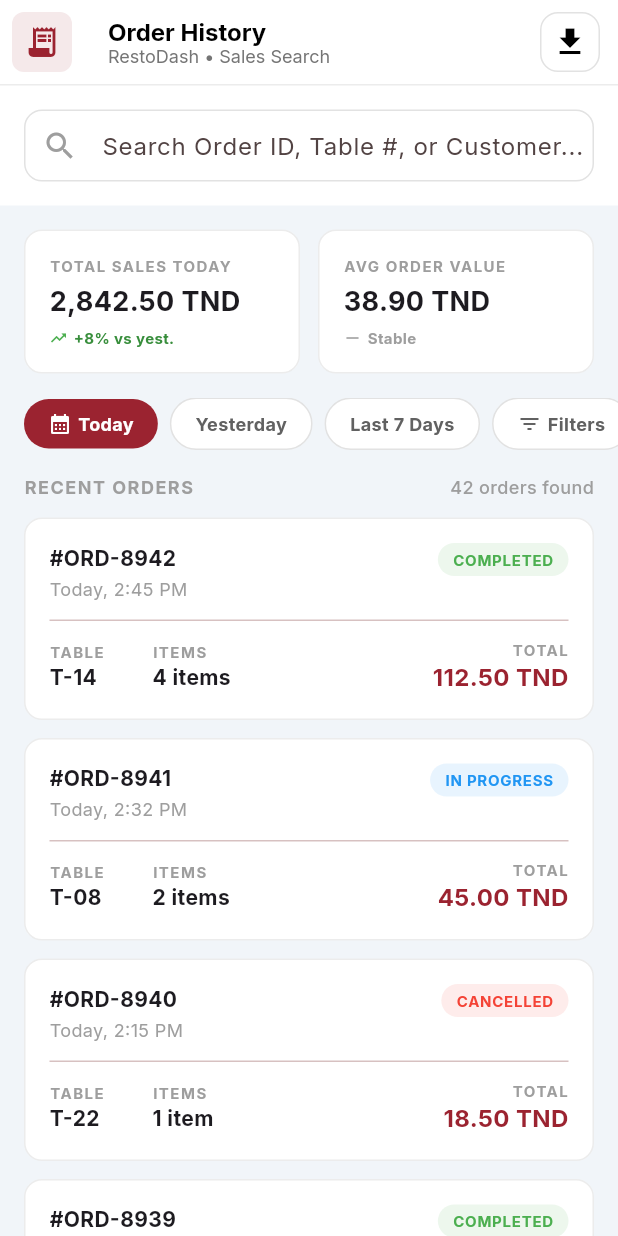
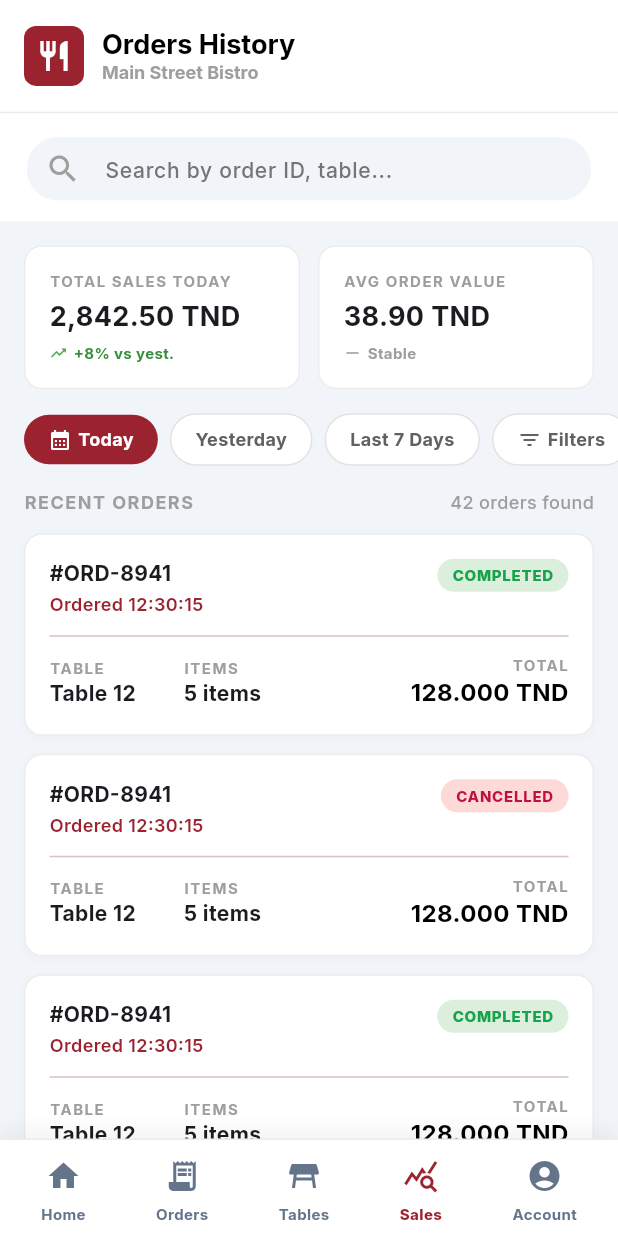
Before and after one commit to boumnijel-rayen/Qrdeer_Mobile, a Flutter app: the OrderHistoryScreen screen opened by its route, on a phone screen of 412 x 824 dp. Run offline on Flutter 3.47's test engine with Material 3 defaults, Android fonts, the phone set to English and light mode, and no system bars; our stand-ins replace go_router, google_fonts; network calls fail.

Commit message:
Orders_history_list and Order_history_details first design version

```diff
--- a/lib/router.dart
+++ b/lib/router.dart
@@ -114,14 +114,15 @@ final GoRouter appRouter = GoRouter(
               path: 'details',
               builder: (context, state) => const OrderDetailsScreen(),
             ),
+          ],
+        ),
+
+        GoRoute(
+          path: '/sales',
+          pageBuilder: (context, state) => const NoTransitionPage(child: OrderHistoryScreen()),
+          routes: [
             GoRoute(
-              path: 'history',
-              parentNavigatorKey: _rootNavigatorKey,
-              builder: (context, state) => const OrderHistoryScreen(),
-            ),
-            GoRoute(
-              path: 'history/details',
-              parentNavigatorKey: _rootNavigatorKey,
+              path: 'details',
               builder: (context, state) => const OrderDetailsHistoryScreen(),
             ),
           ],
@@ -137,12 +138,6 @@ final GoRouter appRouter = GoRouter(
               builder: (context, state) => const ViewQrCodeScreen(),
             ),
           ],
-        ),
-
-        // Sales (In Bottom Nav)
-        GoRoute(
-          path: '/sales',
-          pageBuilder: (context, state) => const NoTransitionPage(child: OrderHistoryScreen()),
         ),
 
         // 7. Settings & Staff (Account)
--- a/lib/screens/orders/order_details_history_screen.dart
+++ b/lib/screens/orders/order_details_history_screen.dart
@@ -18,12 +18,12 @@ class OrderDetailsHistoryScreen extends StatelessWidget {
             }
           },
         ),
-        title: Text('Order Details #ORD-8939', style: GoogleFonts.inter(fontSize: 16, fontWeight: FontWeight.bold)),
+        toolbarHeight: 68,
+        title: Text('Order Details #ORD-8939', style: GoogleFonts.inter(fontSize: 18, fontWeight: FontWeight.bold, color: Colors.black)),
       ),
       body: Stack(
         children: [
           SingleChildScrollView(
-            padding: const EdgeInsets.only(bottom: 90), // Space for bottom action bar
             child: Column(
               crossAxisAlignment: CrossAxisAlignment.start,
               children: [
@@ -74,13 +74,11 @@ class OrderDetailsHistoryScreen extends StatelessWidget {
                     child: Column(
                       crossAxisAlignment: CrossAxisAlignment.start,
                       children: [
-                        Text('ORDER INFORMATION', style: GoogleFonts.inter(fontSize: 12, fontWeight: FontWeight.bold, color: Colors.grey, letterSpacing: 1)),
+                        Text('ORDER INFORMATION', style: GoogleFonts.inter(fontSize: 12, fontWeight: FontWeight.bold, color: AppTheme.secondColorLight, letterSpacing: 1)),
                         const SizedBox(height: 16),
                         _buildInfoRow(Icons.table_restaurant, 'Table Number', 'Table 04'),
                         const SizedBox(height: 12),
                         _buildInfoRow(Icons.schedule, 'Date & Time', 'Oct 24, 2023, 14:30', isNormalValue: true),
-                        const SizedBox(height: 12),
-                        _buildInfoRow(Icons.person, 'Server Name', 'Ahmed K.', isNormalValue: true),
                       ],
                     ),
                   ),
@@ -135,45 +133,19 @@ class OrderDetailsHistoryScreen extends StatelessWidget {
                       ),
                       const Padding(
                         padding: EdgeInsets.symmetric(vertical: 12.0),
-                        child: Divider(height: 1),
+                        child: Divider(height: 0.2, color: Colors.grey,),
                       ),
                       Row(
                         mainAxisAlignment: MainAxisAlignment.spaceBetween,
                         children: [
                           Text('Total Amount', style: GoogleFonts.inter(fontSize: 16, fontWeight: FontWeight.bold)),
-                          Text('58.300 TND', style: GoogleFonts.inter(fontSize: 20, fontWeight: FontWeight.w900, color: AppTheme.primaryColor)),
+                          Text('58.300 TND', style: GoogleFonts.inter(fontSize: 20, fontWeight: FontWeight.w700, color: AppTheme.primaryColor)),
                         ],
                       ),
                     ],
                   ),
                 ),
               ],
-            ),
-          ),
-
-          // Bottom Action Bar
-          Positioned(
-            bottom: 0,
-            left: 0,
-            right: 0,
-            child: Container(
-              padding: const EdgeInsets.all(16),
-              decoration: BoxDecoration(
-                color: Theme.of(context).scaffoldBackgroundColor,
-              ),
-              child: OutlinedButton.icon(
-                onPressed: () {},
-                icon: const Icon(Icons.print, size: 20),
-                label: const Text('Print Receipt'),
-                style: OutlinedButton.styleFrom(
-                  foregroundColor: AppTheme.primaryColor,
-                  backgroundColor: AppTheme.primaryColor.withOpacity(0.05),
-                  minimumSize: const Size(double.infinity, 52),
-                  side: BorderSide(color: AppTheme.primaryColor.withOpacity(0.2)),
-                  shape: RoundedRectangleBorder(borderRadius: BorderRadius.circular(12)),
-                  textStyle: GoogleFonts.inter(fontSize: 14, fontWeight: FontWeight.bold),
-                ),
-              ),
             ),
           ),
         ],
@@ -200,7 +172,7 @@ class OrderDetailsHistoryScreen extends StatelessWidget {
       children: [
         Row(
           children: [
-            Icon(icon, size: 20, color: AppTheme.primaryColor.withOpacity(0.7)),
+            Icon(icon, size: 20, color: AppTheme.primaryColor),
             const SizedBox(width: 12),
             Text(label, style: GoogleFonts.inter(fontSize: 14, fontWeight: FontWeight.w500)),
           ],
@@ -243,7 +215,7 @@ class OrderDetailsHistoryScreen extends StatelessWidget {
                   children: [
                     Text(title, style: GoogleFonts.inter(fontSize: 14, fontWeight: FontWeight.bold)),
                     const SizedBox(height: 4),
-                    Text(qty, style: GoogleFonts.inter(fontSize: 12, color: Colors.grey[600])),
+                    Text(qty, style: GoogleFonts.inter(fontSize: 12, color: AppTheme.secondColorLight, fontWeight: FontWeight.w500)),
                   ],
                 ),
               ),
--- a/lib/screens/orders/order_history_screen.dart
+++ b/lib/screens/orders/order_history_screen.dart
@@ -10,56 +10,59 @@ class OrderHistoryScreen extends StatelessWidget {
   Widget build(BuildContext context) {
     return Scaffold(
       appBar: AppBar(
+        titleSpacing: 0,
         backgroundColor: Colors.white,
         elevation: 0,
-        scrolledUnderElevation: 0,
-        leading: Padding(
-          padding: const EdgeInsets.all(8.0),
-          child: Container(
+        toolbarHeight: 92.5,
+        title: Padding(
+          padding: const EdgeInsets.symmetric(horizontal: 16.0),
+          child: Row(
+            children: [
+              Container(
+                width: 40,
+                height: 40,
                 decoration: BoxDecoration(
-              color: AppTheme.primaryColor.withOpacity(0.1),
+                  color: AppTheme.primaryColor,
                   borderRadius: BorderRadius.circular(8),
                 ),
-            child: const Icon(Icons.receipt_long, color: AppTheme.primaryColor),
+                child: Icon(Icons.restaurant, color: Theme.of(context).cardColor, size: 24),
+              ),
+              const SizedBox(width: 12),
+              Column(
+                crossAxisAlignment: CrossAxisAlignment.start,
+                mainAxisAlignment: MainAxisAlignment.center,
+                children: [
+                  Text('Orders History', style: GoogleFonts.inter(fontSize: 18, fontWeight: FontWeight.bold, color: Colors.black)),
+                  Text('Main Street Bistro', style: GoogleFonts.inter(fontSize: 12, color: Colors.grey, fontWeight: FontWeight.w700)),
+                ],
+              ),
+            ],
           ),
         ),
-        title: Column(
-          crossAxisAlignment: CrossAxisAlignment.start,
-          children: [
-            Text('Order History', style: GoogleFonts.inter(fontSize: 16, fontWeight: FontWeight.bold)),
-            Text('RestoDash • Sales Search', style: GoogleFonts.inter(fontSize: 12, color: Colors.grey[600], fontWeight: FontWeight.normal)),
-          ],
-        ),
-        actions: [
-          IconButton(
-            icon: const Icon(Icons.download),
-            onPressed: () {},
-            style: IconButton.styleFrom(
-              side: BorderSide(color: Colors.grey.withOpacity(0.3)),
-              shape: RoundedRectangleBorder(borderRadius: BorderRadius.circular(12)),
-            ),
-          ),
-          const SizedBox(width: 8),
-        ],
         bottom: PreferredSize(
-          preferredSize: const Size.fromHeight(81),
+          preferredSize: const Size.fromHeight(55),
           child: Column(
             children: [
               Divider(height: 1, color: Colors.grey.withOpacity(0.2), thickness: 1),
+              // Search Bar
               Padding(
-                padding: const EdgeInsets.fromLTRB(16, 16, 16, 16),
+                padding: const EdgeInsets.fromLTRB(18, 16, 18, 0),
+                child: SizedBox(
+                  height: 42,
                   child: TextField(
                     decoration: InputDecoration(
-                    hintText: 'Search Order ID, Table #, or Customer...',
+                      hintText: 'Search by order ID, table...',
+                      hintStyle: GoogleFonts.inter(fontSize: 14, color: Colors.grey[600], fontWeight: FontWeight.w500),
                       prefixIcon: const Icon(Icons.search, color: Colors.grey),
                       filled: true,
-                    fillColor: Theme.of(context).cardColor,
-                    border: OutlineInputBorder(borderRadius: BorderRadius.circular(12), borderSide: BorderSide(color: Colors.grey.withOpacity(0.3))),
-                    enabledBorder: OutlineInputBorder(borderRadius: BorderRadius.circular(12), borderSide: BorderSide(color: Colors.grey.withOpacity(0.3))),
+                      fillColor: Color(0xFFF1F5F9),
+                      border: OutlineInputBorder(borderRadius: BorderRadius.circular(20), borderSide: BorderSide.none),
                       contentPadding: const EdgeInsets.symmetric(vertical: 0),
                     ),
                   ),
                 ),
+              ),
+              const SizedBox(height: 14),
             ],
           ),
         ),
@@ -157,10 +160,50 @@ class OrderHistoryScreen extends StatelessWidget {
                   ],
                 ),
                 const SizedBox(height: 12),
-                _buildHistoryCard(context, '#ORD-8942', 'Today, 2:45 PM', 'Completed', Colors.green, 'T-14', '4 items', '112.50 TND'),
-                _buildHistoryCard(context, '#ORD-8941', 'Today, 2:32 PM', 'In Progress', Colors.blue, 'T-08', '2 items', '45.00 TND'),
-                _buildHistoryCard(context, '#ORD-8940', 'Today, 2:15 PM', 'Cancelled', Colors.red, 'T-22', '1 item', '18.50 TND'),
-                _buildHistoryCard(context, '#ORD-8939', 'Today, 1:55 PM', 'Completed', Colors.green, 'T-04', '6 items', '156.20 TND'),
+                _buildHistoryCard(
+                  context,
+                  orderId: '#ORD-8941',
+                  time: '12:30:15',
+                  table: 'Table 12',
+                  items: '5 items',
+                  status: 'Completed',
+                  statusColor: Color(0xFF17A34B),
+                  statusBackgroundColor: Colors.green.withOpacity(0.2),
+                  total: '128.000 TND',
+                ),
+                _buildHistoryCard(
+                  context,
+                  orderId: '#ORD-8941',
+                  time: '12:30:15',
+                  table: 'Table 12',
+                  items: '5 items',
+                  status: 'Cancelled',
+                  statusColor: Color(0xFFBE123C),
+                  statusBackgroundColor: Colors.red.withOpacity(0.2),
+                  total: '128.000 TND',
+                ),
+                _buildHistoryCard(
+                  context,
+                  orderId: '#ORD-8941',
+                  time: '12:30:15',
+                  table: 'Table 12',
+                  items: '5 items',
+                  status: 'Completed',
+                  statusColor: Color(0xFF17A34B),
+                  statusBackgroundColor: Colors.green.withOpacity(0.2),
+                  total: '128.000 TND',
+                ),
+                _buildHistoryCard(
+                  context,
+                  orderId: '#ORD-8941',
+                  time: '12:30:15',
+                  table: 'Table 12',
+                  items: '5 items',
+                  status: 'Cancelled',
+                  statusColor: Color(0xFFBE123C),
+                  statusBackgroundColor: Colors.red.withOpacity(0.2),
+                  total: '128.000 TND',
+                ),
               ],
             ),
           ),
@@ -198,10 +241,20 @@ class OrderHistoryScreen extends StatelessWidget {
     );
   }
 
-  Widget _buildHistoryCard(BuildContext context, String orderId, String time, String status, Color statusColor, String table, String items, String total) {
+  Widget _buildHistoryCard(
+  BuildContext context,{
+    required String orderId,
+    required String time,
+    required String table,
+    required String items,
+    required String status,
+    required Color statusColor,
+    required Color statusBackgroundColor,
+    required String total,
+  }) {
     return GestureDetector(
       onTap: () {
-        context.push('/orders/history/details'); // Order history details screen
+        context.push('/sales/details'); // Order history details screen
       },
       child: Container(
         margin: const EdgeInsets.only(bottom: 12),
@@ -210,6 +263,9 @@ class OrderHistoryScreen extends StatelessWidget {
           color: Theme.of(context).cardColor,
           borderRadius: BorderRadius.circular(12),
           border: Border.all(color: Colors.grey.withOpacity(0.2)),
+          boxShadow: [
+            BoxShadow(color: Colors.black.withOpacity(0.02), blurRadius: 4, offset: const Offset(0, 2)),
+          ],
         ),
         child: Column(
           children: [
@@ -222,18 +278,18 @@ class OrderHistoryScreen extends StatelessWidget {
                   children: [
                     Text(orderId, style: GoogleFonts.inter(fontSize: 14, fontWeight: FontWeight.bold)),
                     const SizedBox(height: 2),
-                    Text(time, style: GoogleFonts.inter(fontSize: 12, color: Colors.grey)),
+                    Text('Ordered $time', style: GoogleFonts.inter(fontSize: 12, color: AppTheme.primaryColor, fontWeight: FontWeight.w600)),
                   ],
                 ),
                 Container(
                   padding: const EdgeInsets.symmetric(horizontal: 10, vertical: 4),
                   decoration: BoxDecoration(
-                    color: statusColor.withOpacity(0.1),
+                    color: statusBackgroundColor,
                     borderRadius: BorderRadius.circular(12),
                   ),
                   child: Text(
                     status.toUpperCase(),
-                    style: GoogleFonts.inter(fontSize: 10, fontWeight: FontWeight.bold, color: statusColor, letterSpacing: 0.5),
+                    style: GoogleFonts.inter(fontSize: 10, fontWeight: FontWeight.w800, color: statusColor, letterSpacing: 0.5),
                   ),
                 ),
               ],
@@ -268,7 +324,7 @@ class OrderHistoryScreen extends StatelessWidget {
                   crossAxisAlignment: CrossAxisAlignment.end,
                   children: [
                     Text('TOTAL', style: GoogleFonts.inter(fontSize: 10, fontWeight: FontWeight.bold, color: Colors.grey, letterSpacing: 1)),
-                    Text(total, style: GoogleFonts.inter(fontSize: 16, fontWeight: FontWeight.bold, color: AppTheme.primaryColor)),
+                    Text(total, style: GoogleFonts.inter(fontSize: 16, fontWeight: FontWeight.bold, color: Colors.black)),
                   ],
                 ),
               ],
```
Lines whose indentation alone changed are shown as unchanged.
